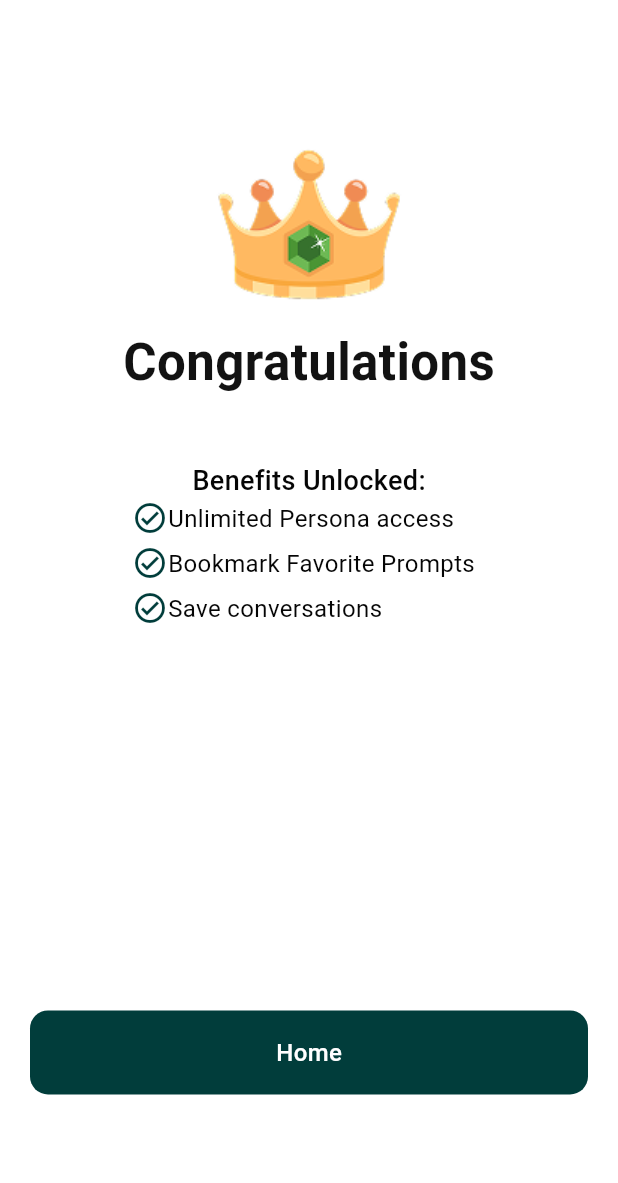
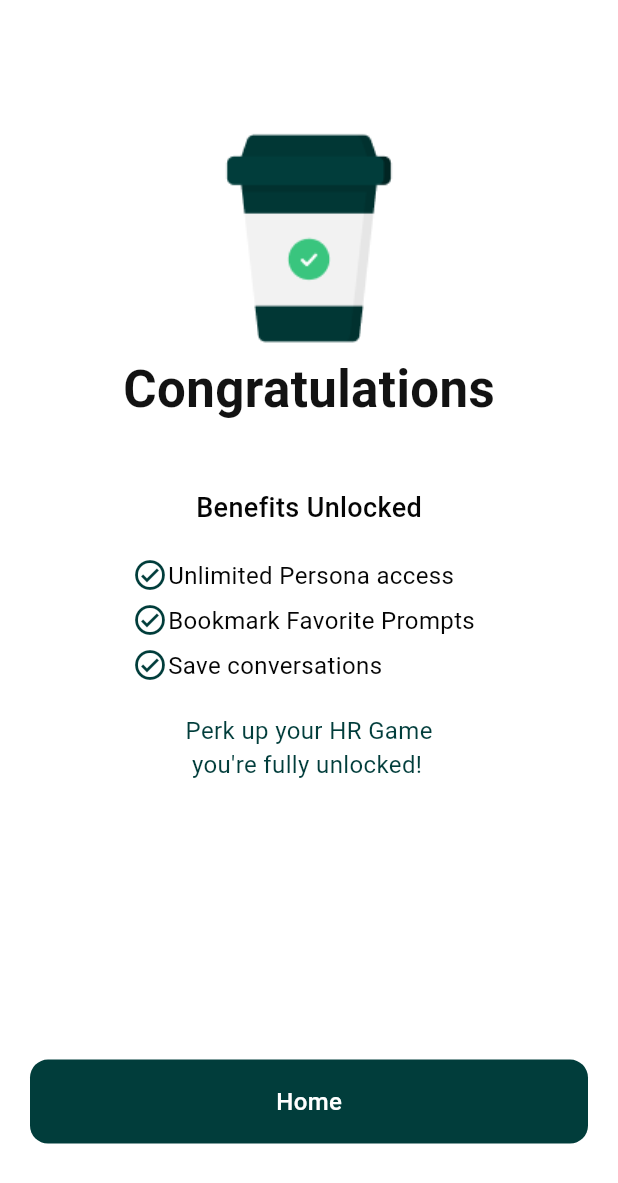
Before and after one commit to rayhantmt/Damaged303, a Flutter app: the CongratulationView screen opened directly, on a phone screen of 412 x 824 dp. Shown: the top 1183 px of the screen. Run offline on Flutter 3.47's test engine with Material 3 defaults, Android fonts, the phone set to English and light mode, and no system bars; our stand-ins replace audioplayers, get, permission_handler; missing offline and left inert: record.

Commit message:
changes done to congratulations view according clients demand

```diff
--- a/lib/app/common_widgets/congratulaions_text.dart
+++ b/lib/app/common_widgets/congratulaions_text.dart
@@ -1,4 +1,5 @@
 import 'package:damaged303/app/common_widgets/premium_basic_text.dart';
+import 'package:damaged303/app/utils/app_colors.dart';
 
 import 'package:flutter/material.dart';
 
@@ -11,19 +12,28 @@ class CongratulaionsText extends StatelessWidget {
       crossAxisAlignment: CrossAxisAlignment.center,
       children: [
         Text(
-          'Benefits Unlocked:',
+          'Benefits Unlocked',
           style: TextStyle(
             fontWeight: FontWeight.w500,
             fontSize: 18,
             color: Color(0xFF050505),
           ),
         ),
+        SizedBox(height: 20),
         PremiumBasicText(tittle: 'Unlimited Persona access'),
         SizedBox(height: 6),
         PremiumBasicText(tittle: 'Bookmark Favorite Prompts'),
         SizedBox(height: 6),
         PremiumBasicText(tittle: 'Save conversations'),
-        SizedBox(height: 30),
+        SizedBox(height: 20),
+        Text(
+          "Perk up your HR Game\n you're fully unlocked!",
+          style: TextStyle(
+            fontWeight: FontWeight.w400,
+            fontSize: 16,
+            color: AppColors.primarycolor,
+          ),
+        ),
       ],
     );
   }
--- a/lib/app/modules/congratulaion_screen/congratulation_view.dart
+++ b/lib/app/modules/congratulaion_screen/congratulation_view.dart
@@ -17,7 +17,7 @@ class CongratulationView extends StatelessWidget {
         crossAxisAlignment: CrossAxisAlignment.center,
         children: [
           SizedBox(height: Get.height * .1),
-          Image.asset(AppImages.congratulations),
+          Image.asset(AppImages.coffee),
           Text(
             'Congratulations',
             style: TextStyle(
@@ -28,7 +28,7 @@ class CongratulationView extends StatelessWidget {
           ),
           SizedBox(height: Get.height * .05),
           CongratulaionsText(),
-          SizedBox(height: Get.height * .25),
+          SizedBox(height: Get.height * .2),
           GestureDetector(
             onTap: () {
               Get.offAll(MainScreen());
--- a/lib/app/utils/app_images.dart
+++ b/lib/app/utils/app_images.dart
@@ -16,4 +16,5 @@ class AppImages {
   static const String american_express = 'assets/images/american_express.png';
   static const String apple_pay = 'assets/images/apple_pay.png';
   static const String congratulations = 'assets/images/congratulations.png';
+  static const String coffee = 'assets/images/coffe.png';
 }
```
Also changed, not shown: assets/images/coffe.png (added).
